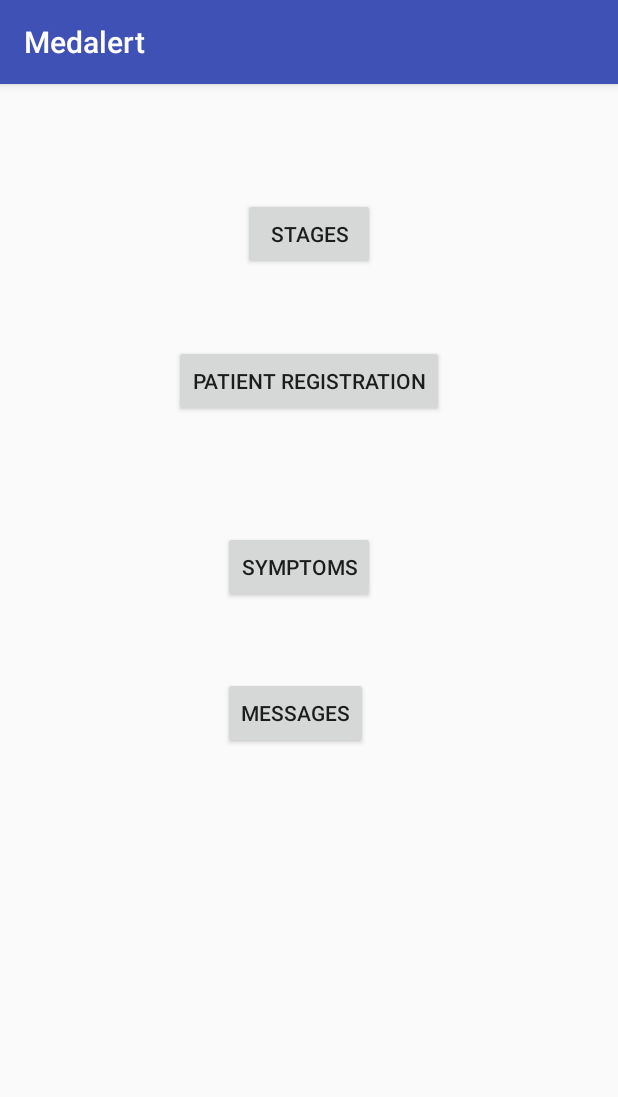
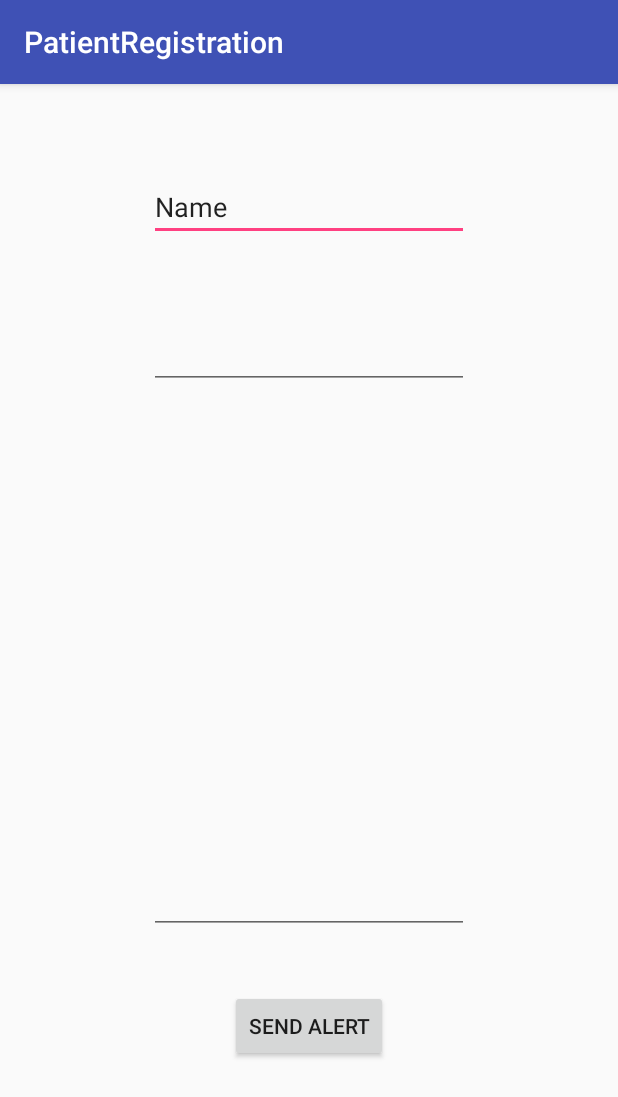
Before and after one commit to DongJunJin/MedAlert, an Android app: the screen it shows after launch (MainActivity before the commit, PatientRegistration after it), after a tap on "PATIENT REGISTRATION", on a phone screen of 412 x 824 dp. Shown: the top 1097 px of the screen. Run offline under Robolectric (Android 15) with nearby library versions, the phone set to English and light mode, and no system bars.

Commit message:
made patreg

```diff
--- a/app/src/main/AndroidManifest.xml
+++ b/app/src/main/AndroidManifest.xml
@@ -15,6 +15,9 @@
                 <category android:name="android.intent.category.LAUNCHER" />
             </intent-filter>
         </activity>
+
+        <activity android:name=".PatientRegistration"
+                android:label="PatientRegistration"></activity>
     </application>
 
 </manifest>
--- a/app/src/main/java/com/example/andrew/medalert/MainActivity.java
+++ b/app/src/main/java/com/example/andrew/medalert/MainActivity.java
@@ -1,5 +1,6 @@
 package com.example.andrew.medalert;
 
+import android.content.Intent;
 import android.support.v7.app.AppCompatActivity;
 import android.os.Bundle;
 import android.view.View;
@@ -27,7 +28,8 @@ public class MainActivity extends AppCompatActivity {
         pReg.setOnClickListener(new View.OnClickListener(){
             @Override
             public void onClick(View v){
-
+                Intent intent = new Intent(v.getContext(), PatientRegistration.class);
+                startActivity(intent);
             }
         });
 
--- a/app/src/main/java/com/example/andrew/medalert/PatientRegistration.java
+++ b/app/src/main/java/com/example/andrew/medalert/PatientRegistration.java
@@ -1,11 +1,17 @@
 package com.example.andrew.medalert;
 
 import android.app.Activity;
+import android.os.Bundle;
+import android.support.v7.app.AppCompatActivity;
 
 /**
  * Created by andrew on 11/26/16.
  */
 
-public class PatientRegistration extends Activity {
-
+public class PatientRegistration extends AppCompatActivity {
+    @Override
+    protected void onCreate(Bundle savedInstanceState){
+        super.onCreate(savedInstanceState);
+        setContentView(R.layout.patient_registration);
+    }
 }
--- /dev/null
+++ b/app/src/main/res/layout/patient_registration.xml
@@ -0,0 +1,48 @@
+<?xml version="1.0" encoding="utf-8"?>
+<RelativeLayout xmlns:android="http://schemas.android.com/apk/res/android"
+    android:orientation="vertical" android:layout_width="match_parent"
+    android:layout_height="match_parent">
+
+
+    <Button
+        android:text="Send Alert"
+        android:layout_width="wrap_content"
+        android:layout_height="wrap_content"
+        android:layout_alignParentBottom="true"
+        android:layout_centerHorizontal="true"
+        android:layout_marginBottom="116dp"
+        android:id="@+id/submit" />
+
+    <EditText
+        android:layout_width="wrap_content"
+        android:layout_height="wrap_content"
+        android:inputType="textPersonName"
+        android:text="Name"
+        android:ems="10"
+        android:layout_alignParentTop="true"
+        android:layout_centerHorizontal="true"
+        android:layout_marginTop="59dp"
+        android:id="@+id/namefield" />
+
+    <EditText
+        android:layout_width="wrap_content"
+        android:layout_height="wrap_content"
+        android:inputType="date"
+        android:ems="10"
+        android:layout_below="@+id/namefield"
+        android:layout_alignRight="@+id/namefield"
+        android:layout_alignEnd="@+id/namefield"
+        android:layout_marginTop="53dp"
+        android:id="@+id/dates" />
+
+    <EditText
+        android:layout_width="wrap_content"
+        android:layout_height="wrap_content"
+        android:inputType="number"
+        android:ems="10"
+        android:layout_above="@+id/submit"
+        android:layout_alignLeft="@+id/dates"
+        android:layout_alignStart="@+id/dates"
+        android:layout_marginBottom="37dp"
+        android:id="@+id/poNum" />
+</RelativeLayout>
```
Also changed, not shown: app/src/main/res/mipmap-mdpi/Medalert.png (added).
